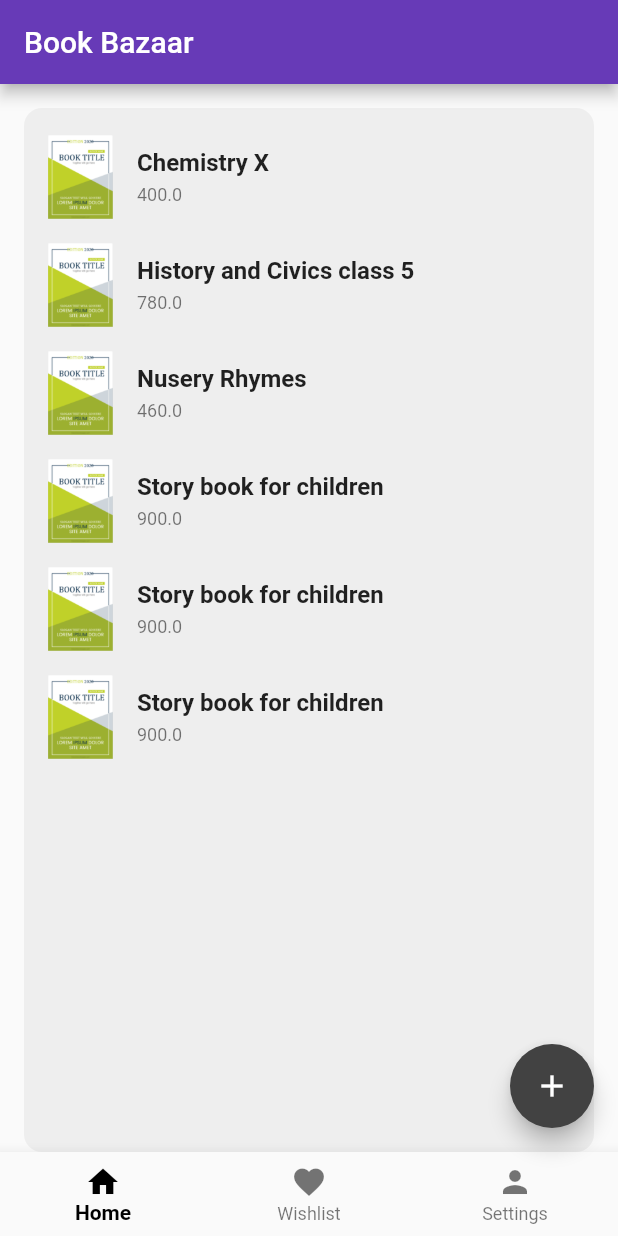
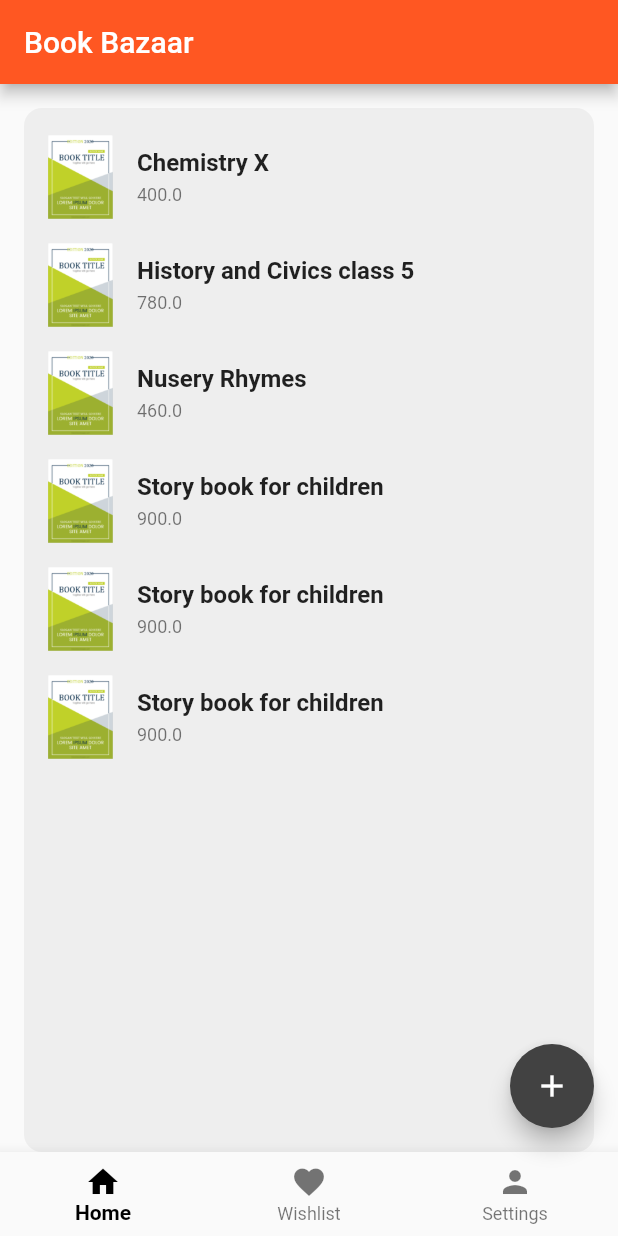
Before and after one commit to shrutikahilale/Book-Bazaar-App, a Flutter app: the screen it shows after launch, on a phone screen of 412 x 824 dp. Run offline on Flutter 3.47's test engine with Material 2 defaults, Android fonts, the phone set to English and light mode, and no system bars.

Commit message:
changed color to orange

```diff
--- a/lib/home.dart
+++ b/lib/home.dart
@@ -31,7 +31,7 @@ class _MyHomePageState extends State<MyHomePage> {
       child: Scaffold(
         appBar: AppBar(
           title: Text(widget.title),
-          backgroundColor: Colors.deepPurple,
+          backgroundColor: Colors.deepOrange,
         ),
         body: Container(
           margin: const EdgeInsets.fromLTRB(16.0, 16.0, 16.0, 0.0),
--- a/lib/layouts/viewbook.dart
+++ b/lib/layouts/viewbook.dart
@@ -18,7 +18,6 @@ class BookLayout extends StatelessWidget {
       appBar: AppBar(
         title: Text(booktitle, overflow: TextOverflow.ellipsis),
         backgroundColor: Colors.deepPurple,
-
       ),
       body: SingleChildScrollView(
         child: Container(
@@ -64,7 +63,7 @@ class BookLayout extends StatelessWidget {
                     ' Rs. ',
                     style: TextStyle(
                       fontWeight: FontWeight.bold,
-                      fontSize:16 ,
+                      fontSize: 16,
                     ),
                   ),
                   // price
```
